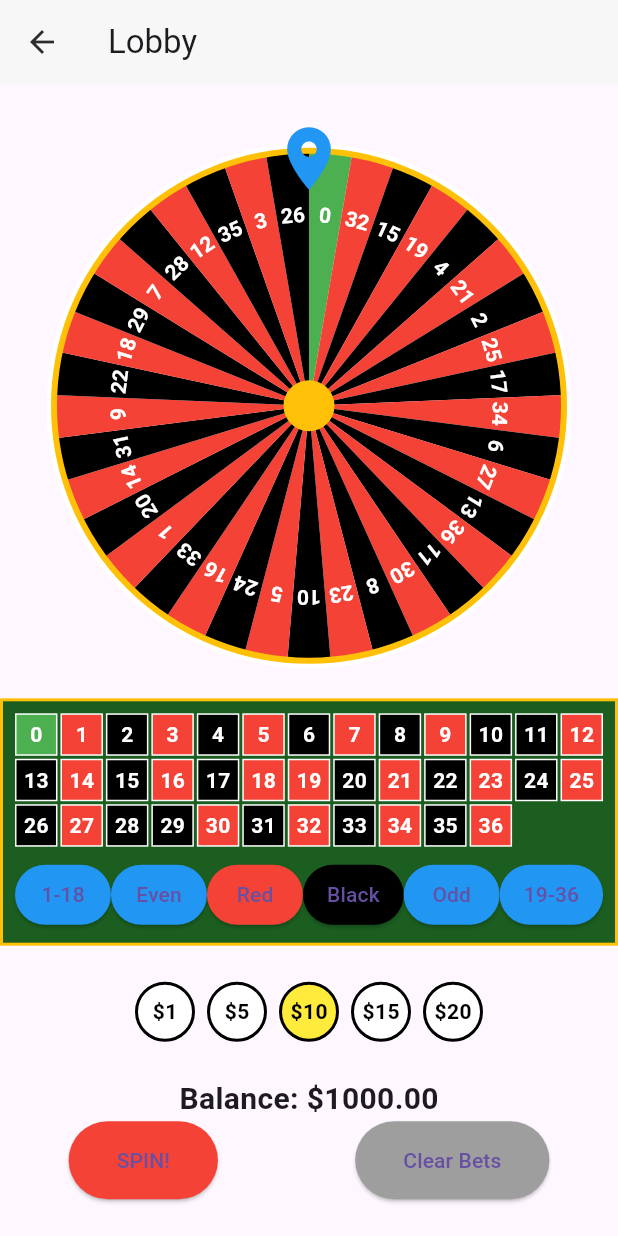
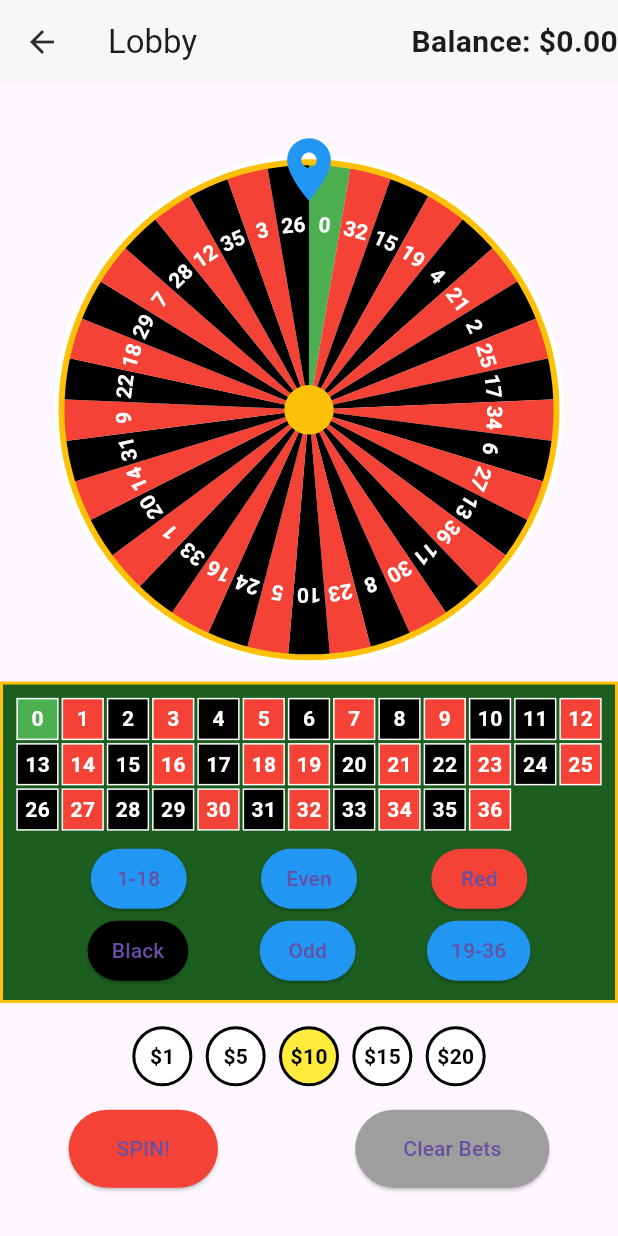
Before and after one commit to igupta072/defiastra_hackathon, a Flutter app: the RoulettePage screen opened directly, on a phone screen of 412 x 824 dp. Run offline on Flutter 3.47's test engine with Material 3 defaults, Android fonts, the phone set to English and light mode, and no system bars; our stand-ins replace cached_network_image, cloud_firestore, decimal, figma_squircle, firebase_auth, firebase_core and 5 more; missing offline and left inert: firebase_core_platform_interface, okto_network_manager, okto_sdk; accounts and stored records are empty; statements that could not run were skipped.

Commit message:
Ui improvements.

```diff
--- a/lib/module/roulette/page_roulette.dart
+++ b/lib/module/roulette/page_roulette.dart
@@ -1,16 +1,12 @@
-import 'dart:math';
-
-import 'package:defiastra_hackathon/module/common/app_button.dart';
 import 'package:defiastra_hackathon/module/roulette/roulette_controller.dart';
+import 'package:defiastra_hackathon/util/app_bloc.dart';
 import 'package:defiastra_hackathon/widgets/roulette_widget.dart';
 import 'package:defiastra_hackathon/widgets/spinner.dart';
 import 'package:flutter/material.dart';
 import 'package:get/get.dart';
 
 class RoulettePage extends GetView<RouletteController> {
-
   static const String route = '/roulette';
-
 
   RoulettePage({super.key});
 
@@ -21,53 +17,41 @@ class RoulettePage extends GetView<RouletteController> {
     return Scaffold(
         appBar: AppBar(
           title: const Text('Lobby'),
+          actions: [
+            Obx(
+              () => Text(
+                'Balance: \$${AppBloc().balance.toStringAsFixed(2)}',
+                style: const TextStyle(
+                  fontSize: 20,
+                  fontWeight: FontWeight.bold,
+                ),
+              ),
+            ),
+          ],
         ),
         body: Column(
           mainAxisAlignment: MainAxisAlignment.center,
           crossAxisAlignment: CrossAxisAlignment.center,
           children: [
-            // MySpinner(
-            //   mySpinController: mySpinController,
-            //   wheelSize: Get.width * 0.8,
-            //   itemList: [
-            //     RouletteNumber(0, Colors.green), // 0
-            //     RouletteNumber(32, Colors.red), RouletteNumber(15, Colors.black),
-            //     RouletteNumber(19, Colors.red), RouletteNumber(4, Colors.black),
-            //     RouletteNumber(21, Colors.red), RouletteNumber(2, Colors.black),
-            //     RouletteNumber(25, Colors.red), RouletteNumber(17, Colors.black),
-            //     RouletteNumber(34, Colors.red), RouletteNumber(6, Colors.black),
-            //     RouletteNumber(27, Colors.red), RouletteNumber(13, Colors.black),
-            //     RouletteNumber(36, Colors.red), RouletteNumber(11, Colors.black),
-            //     RouletteNumber(30, Colors.red), RouletteNumber(8, Colors.black),
-            //     RouletteNumber(23, Colors.red), RouletteNumber(10, Colors.black),
-            //     RouletteNumber(5, Colors.red), RouletteNumber(24, Colors.black),
-            //     RouletteNumber(16, Colors.red), RouletteNumber(33, Colors.black),
-            //     RouletteNumber(1, Colors.red), RouletteNumber(20, Colors.black),
-            //     RouletteNumber(14, Colors.red), RouletteNumber(31, Colors.black),
-            //     RouletteNumber(9, Colors.red), RouletteNumber(22, Colors.black),
-            //     RouletteNumber(18, Colors.red), RouletteNumber(29, Colors.black),
-            //     RouletteNumber(7, Colors.red), RouletteNumber(28, Colors.black),
-            //     RouletteNumber(12, Colors.red), RouletteNumber(35, Colors.black),
-            //     RouletteNumber(3, Colors.red), RouletteNumber(26, Colors.black),
-            //     // SpinItem(label: 'Eggplant', color: Colors.redAccent),
-            //     // SpinItem(label: 'Flower', color: Colors.lightBlueAccent),
-            //   ],
-            // ),
-            CasinoRoulette(balance: 1000.0, onRoundComplete: (hasWon, amount) async {
-              if(hasWon) {
+            CasinoRoulette(
+              balance: 1000.0,
+              onRoundComplete: (hasWon, amount) async {
+                if (hasWon) {
                   _showWinningDialog(context, amount.toDouble());
                   try {
-                  controller.transferWinningFunds(0.01);
-                } catch (e) {
-
+                    controller.transferWinningFunds(0.02);
+                  } catch (e, s) {
+                    print(e);
+                    print(s);
                   }
                 } else {
-
+                  controller.transferToken(0.01);
                 }
                 await controller.updateRound(hasWon);
                 controller.roundAmount = amount;
                 await controller.updateGameTableAmount();
-            },)
+              },
+            )
           ],
         ));
   }
@@ -77,7 +61,8 @@ class RoulettePage extends GetView<RouletteController> {
       context: context,
       builder: (context) => AlertDialog(
         title: const Text('Congratulations!'),
-        content: Text('You won \$${winnings.toStringAsFixed(2)}! \nWinning amount will be credited soon.'),
+        content: Text(
+            'You won \$${winnings.toStringAsFixed(2)}! \nWinning amount will be credited soon.'),
         actions: [
           TextButton(
             onPressed: () => Navigator.pop(context),
@@ -87,5 +72,4 @@ class RoulettePage extends GetView<RouletteController> {
       ),
     );
   }
-
 }
--- a/lib/module/roulette/roulette_controller.dart
+++ b/lib/module/roulette/roulette_controller.dart
@@ -84,7 +84,7 @@ class RouletteController extends GameTableController {
   Future<String?> transferToken(num amount) async {
     try {
       final transferDetail = TokenTransferDetails(
-          recipientWalletAddress: '0x2B4c0e057d9Bb9911CA7CE68ca4Fcb52B30f870b',
+          recipientWalletAddress: '0x06B6BD442fB7eFa392C32793bf761F8a30625ff4',
           networkId: 'eip155:137',
           tokenAddress: '',
           amount: amount);
@@ -135,8 +135,8 @@ class RouletteController extends GameTableController {
   Future<String> transferWinningFunds(num amount) {
     try {
       return CryptoUtility.transferFunds(
-          privateKey: "4af7746b7a3dedfb07f99702088469a74363be6d3bdf6de7a7cdbf5abbf1c68e",
-          recipientAddress: "0xbF803aeE0aC4E3fB8472E8fF97CF8a9f7ffb2e55",
+          privateKey: "43891adc5333ac5d96ffc0ab2d12d4a1677cbf550c3ae1dc89a57516df499d3c",
+          recipientAddress: gameArgs.player.id ?? "",
           amount: amount,
           url: "https://polygon-rpc.com"
       );
--- a/lib/widgets/roulette_widget.dart
+++ b/lib/widgets/roulette_widget.dart
@@ -1,6 +1,7 @@
 import 'dart:math';
 import 'package:defiastra_hackathon/widgets/spinner.dart';
 import 'package:flutter/material.dart';
+import 'package:flutter_screenutil/flutter_screenutil.dart';
 
 class CasinoRoulette extends StatefulWidget {
   final double balance;
@@ -61,7 +62,8 @@ class _CasinoRouletteState extends State<CasinoRoulette>
     ).then((_) {
       mySpinController.baseAnimation.addListener(() => setState(() {}));
       mySpinController.baseAnimation.addStatusListener((status) {
-        if (status == AnimationStatus.completed && !mySpinController.xSpinning) {
+        if (status == AnimationStatus.completed &&
+            !mySpinController.xSpinning) {
           _calculateWinnings();
         }
       });
@@ -100,12 +102,6 @@ class _CasinoRouletteState extends State<CasinoRoulette>
   }
 
   bool _isBetWinning(String betPosition, int winningNumber) {
-
-    // if (betPosition.contains('-')) {
-    //   final numbers = betPosition.split('-').map(int.parse).toList();
-    //   return numbers.contains(winningNumber);
-    // }
-
     final num = numbers[winningNumber];
 
     switch (betPosition) {
@@ -179,11 +175,11 @@ class _CasinoRouletteState extends State<CasinoRoulette>
     return Column(
       children: [
         _buildWheel2(),
-        const SizedBox(height: 20),
+        SizedBox(height: 10.r),
         _buildBettingTable(),
-        const SizedBox(height: 20),
+        SizedBox(height: 10.r),
         _buildChipSelector(),
-        const SizedBox(height: 20),
+        SizedBox(height: 10.r),
         _buildControlPanel(),
       ],
     );
@@ -196,13 +192,13 @@ class _CasinoRouletteState extends State<CasinoRoulette>
         _calculateWinnings();
       },
       itemList: numbers,
-      wheelSize: 350,
+      wheelSize: 340,
     );
   }
 
   Widget _buildBettingTable() {
     return Container(
-      padding: EdgeInsets.all(8),
+      padding: EdgeInsets.all(8.r),
       decoration: BoxDecoration(
         color: Colors.green.shade900,
         border: Border.all(color: Colors.amber, width: 2),
@@ -284,15 +280,24 @@ class _CasinoRouletteState extends State<CasinoRoulette>
   }
 
   Widget _buildSpecialBets() {
-    return Row(
+    return Column(
+      children: [
+        Row(
           mainAxisAlignment: MainAxisAlignment.spaceEvenly,
           children: [
             _buildSpecialBetButton('1-18', Colors.blue),
             _buildSpecialBetButton('Even', Colors.blue),
             _buildSpecialBetButton('Red', Colors.red),
+          ],
+        ),
+        Row(
+          mainAxisAlignment: MainAxisAlignment.spaceEvenly,
+          children: [
             _buildSpecialBetButton('Black', Colors.black),
             _buildSpecialBetButton('Odd', Colors.blue),
             _buildSpecialBetButton('19-36', Colors.blue),
+          ],
+        )
       ],
     );
   }
@@ -313,7 +318,7 @@ class _CasinoRouletteState extends State<CasinoRoulette>
       mainAxisAlignment: MainAxisAlignment.center,
       children: [0.01, 0.05, 0.1, 0.15, 0.2].map((value) {
         return Padding(
-          padding: EdgeInsets.all(4),
+          padding: EdgeInsets.all(4.r),
           child: GestureDetector(
             onTap: () => setState(() => _selectedChipValue = value),
             child: _buildChip((value * 100).toInt()),
@@ -351,13 +356,6 @@ class _CasinoRouletteState extends State<CasinoRoulette>
     return Column(
       mainAxisAlignment: MainAxisAlignment.spaceEvenly,
       children: [
-        Text(
-          'Balance: \$${_balance.toStringAsFixed(2)}',
-          style: const TextStyle(
-            fontSize: 20,
-            fontWeight: FontWeight.bold,
-          ),
-        ),
         Row(
           mainAxisAlignment: MainAxisAlignment.spaceAround,
           children: [
@@ -476,7 +474,8 @@ class RoulettePainter extends CustomPainter {
     canvas.drawCircle(
       Offset(centerX, centerY),
       radius * 0.1,
-      Paint()..color = Colors.amber,
+      Paint()
+        ..color = Colors.amber,
     );
   }
 
```
Lines whose indentation alone changed are shown as unchanged.
